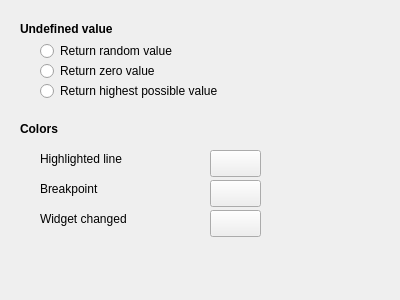
Qt form IDE/GUI/dialogs/interfacecfg/interfacecfg_simothers.ui (AbyssAbbeba/MDS-picoblaze-AVR-ide) before a commit.
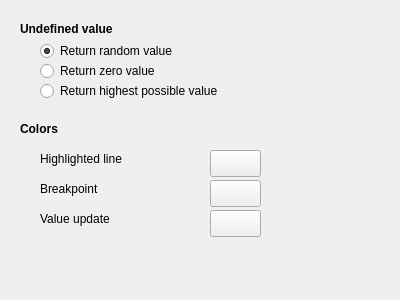
The same form after that commit.

The edit to the form file:
```diff
--- a/IDE/GUI/dialogs/interfacecfg/interfacecfg_simothers.ui
+++ b/IDE/GUI/dialogs/interfacecfg/interfacecfg_simothers.ui
@@ -25,6 +25,9 @@
    <property name="text">
     <string>Return random value</string>
    </property>
+   <property name="checked">
+    <bool>true</bool>
+   </property>
   </widget>
   <widget class="QLabel" name="label">
    <property name="geometry">
@@ -152,7 +155,7 @@
     </rect>
    </property>
    <property name="text">
-    <string>Widget changed</string>
+    <string>Value update</string>
    </property>
   </widget>
   <widget class="QPushButton" name="btnColorWidget">
```
